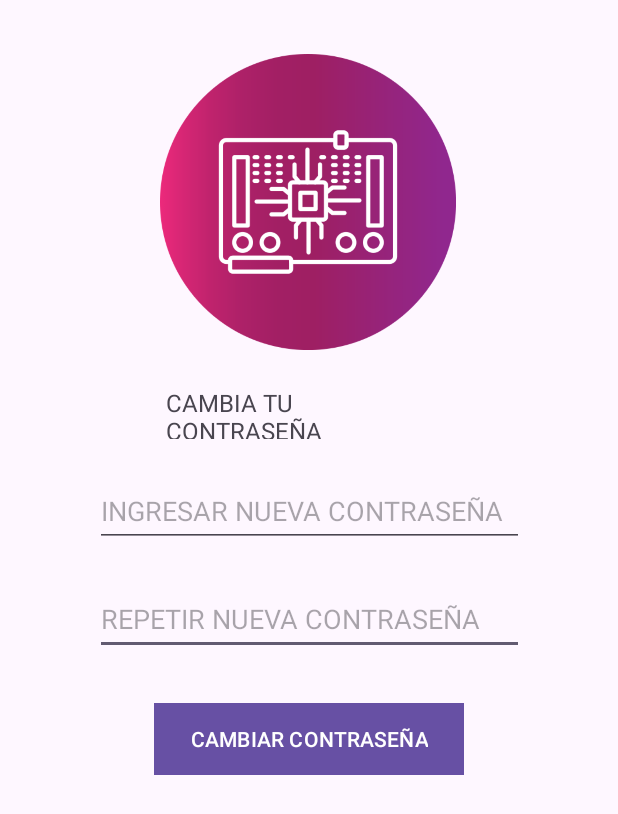
After one commit to Fabithelast25/IoT_Arduino_FRobles_BSilva, an Android app: the layout activity_cambiar_contrasenia.xml on its own in the app's theme, with its tools: preview values and no code run, on a phone screen of 412 x 824 dp. The commit adds this screen. Shown: the top 814 px of the screen. Run offline under Robolectric (Android 15) with nearby library versions, the phone set to English and light mode, and no system bars.

Commit message:
update contraseñas e inicio de sesión

```diff
--- /dev/null
+++ b/app/src/main/res/layout/activity_cambiar_contrasenia.xml
@@ -0,0 +1,79 @@
+<?xml version="1.0" encoding="utf-8"?>
+<androidx.constraintlayout.widget.ConstraintLayout xmlns:android="http://schemas.android.com/apk/res/android"
+    xmlns:app="http://schemas.android.com/apk/res-auto"
+    xmlns:tools="http://schemas.android.com/tools"
+    android:id="@+id/main"
+    android:layout_width="match_parent"
+    android:layout_height="match_parent"
+    tools:context=".CambiarContrasenia">
+
+    <EditText
+        android:id="@+id/editNewPassword2"
+        android:layout_width="286dp"
+        android:layout_height="48dp"
+        android:layout_marginStart="24dp"
+        android:layout_marginTop="24dp"
+        android:layout_marginEnd="24dp"
+        android:ems="10"
+        android:hint="REPETIR NUEVA CONTRASEÑA"
+        android:inputType="textPassword"
+        app:layout_constraintEnd_toEndOf="parent"
+        app:layout_constraintStart_toStartOf="parent"
+        app:layout_constraintTop_toBottomOf="@+id/editNewPassword" />
+
+    <ImageView
+        android:id="@+id/imageView6"
+        android:layout_width="212sp"
+        android:layout_height="197sp"
+        android:layout_marginStart="24dp"
+        android:layout_marginTop="36dp"
+        android:layout_marginEnd="24dp"
+        app:layout_constraintEnd_toEndOf="parent"
+        app:layout_constraintHorizontal_bias="0.497"
+        app:layout_constraintStart_toStartOf="parent"
+        app:layout_constraintTop_toTopOf="parent"
+        app:srcCompat="@drawable/logo_arduino" />
+
+    <TextView
+        android:id="@+id/textView5"
+        android:layout_width="191dp"
+        android:layout_height="35dp"
+        android:layout_marginStart="24dp"
+        android:layout_marginTop="24dp"
+        android:layout_marginEnd="24dp"
+        android:text="CAMBIA TU CONTRASEÑA"
+        android:textSize="16sp"
+        app:layout_constraintEnd_toEndOf="parent"
+        app:layout_constraintStart_toStartOf="parent"
+        app:layout_constraintTop_toBottomOf="@+id/imageView6" />
+
+    <EditText
+        android:id="@+id/editNewPassword"
+        android:layout_width="286dp"
+        android:layout_height="48dp"
+        android:layout_marginStart="24dp"
+        android:layout_marginTop="24dp"
+        android:layout_marginEnd="24dp"
+        android:ems="10"
+        android:hint="INGRESAR NUEVA CONTRASEÑA"
+        android:inputType="textPassword"
+        app:layout_constraintEnd_toEndOf="parent"
+        app:layout_constraintStart_toStartOf="parent"
+        app:layout_constraintTop_toBottomOf="@+id/textView5" />
+
+    <Button
+        android:id="@+id/btnChangePassword"
+        android:layout_width="wrap_content"
+        android:layout_height="wrap_content"
+        android:layout_marginStart="24dp"
+        android:layout_marginTop="32dp"
+        android:layout_marginEnd="24dp"
+        android:background="#9B4DCA"
+        android:text="CAMBIAR CONTRASEÑA"
+        android:textColor="#FFFFFF"
+        app:layout_constraintEnd_toEndOf="parent"
+        app:layout_constraintStart_toStartOf="parent"
+        app:layout_constraintTop_toBottomOf="@+id/editNewPassword2" />
+
+
+</androidx.constraintlayout.widget.ConstraintLayout>
```
Also changed, not shown: app/src/main/res/layout/activity_main.xml (line endings or trailing spaces).
